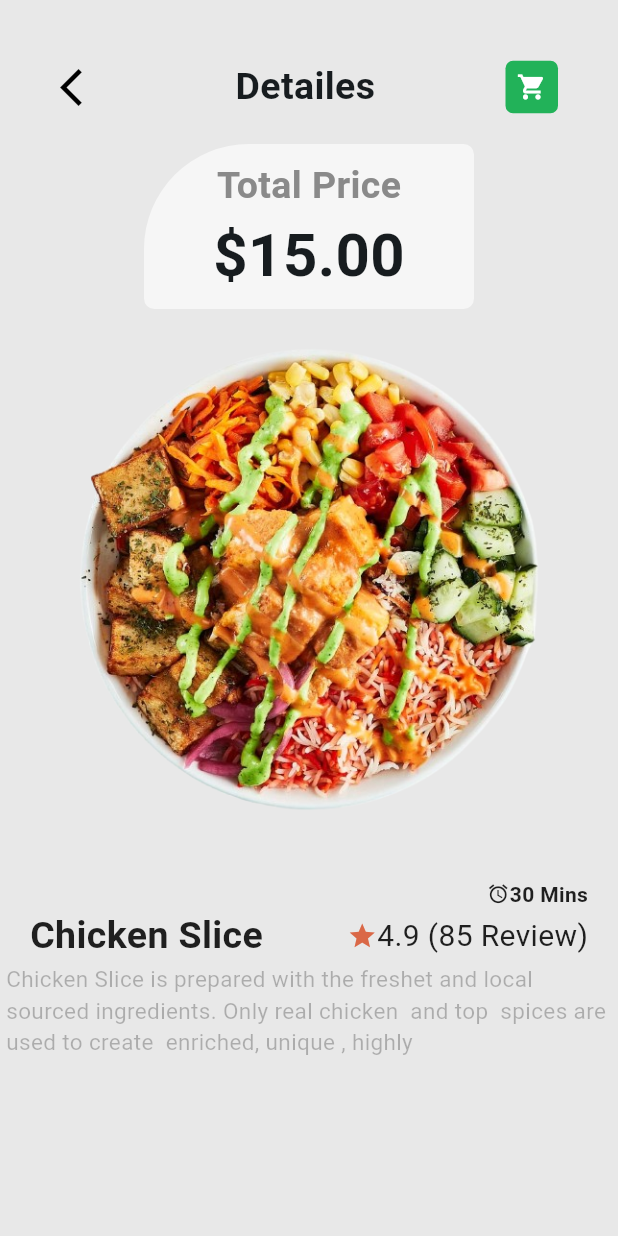
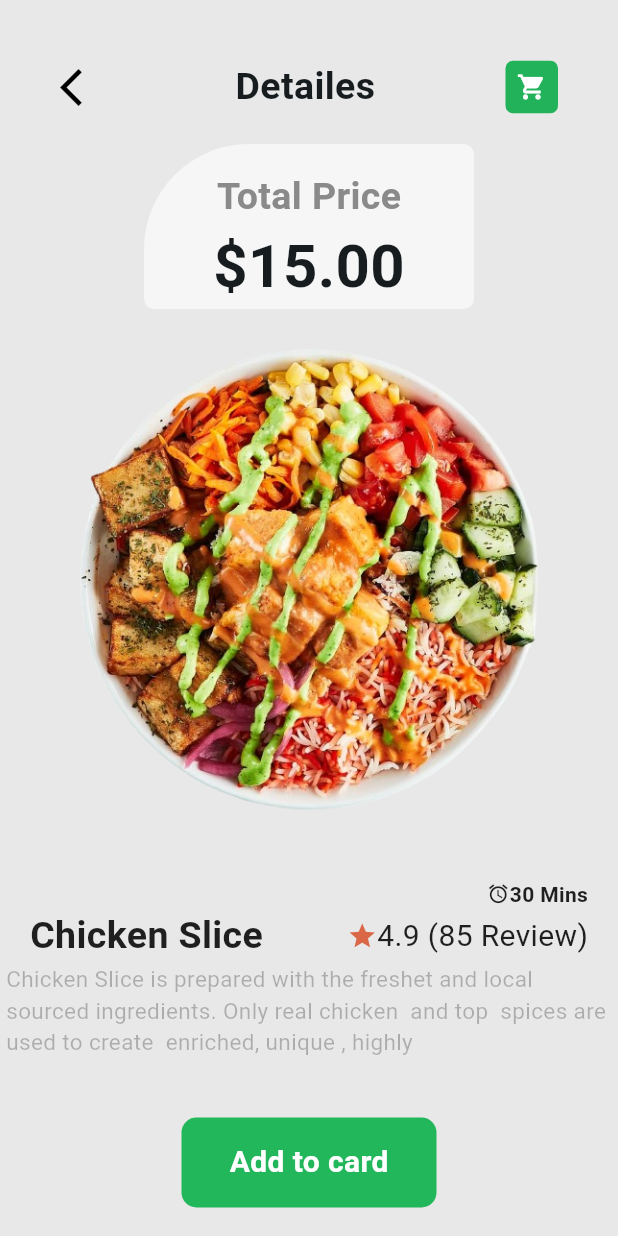
Before and after one commit to mxcore7/first_flutter, a Flutter app: the food screen opened directly, on a phone screen of 412 x 824 dp. Run offline on Flutter 3.47's test engine with Material 3 defaults, Android fonts, the light colour scheme and no system bars; Roboto replaces fonts that are missing (Arial Black).

Commit message:
maj food

```diff
--- a/lib/views/food.dart
+++ b/lib/views/food.dart
@@ -53,7 +53,7 @@ class _foodState extends State<food> {
                   ),
 
                   child: Padding(
-                    padding: const EdgeInsets.symmetric(vertical: 10),
+                    padding: const EdgeInsets.symmetric(vertical: 17),
                     child: Column(
                       children: [
                       Text("Total Price", style: TextStyle(
@@ -128,6 +128,24 @@ class _foodState extends State<food> {
                 color: Colors.black26,
                 fontSize: 15,
               ),),
+            SizedBox(height: 40,),
+            Container(
+              height: 60,
+              width: 170,
+              decoration: BoxDecoration(
+                color: Color(0xff22B75B),
+                borderRadius: BorderRadius.circular(10)
+              ),
+              child: Center(
+                child: (
+                Text("Add to card", style: TextStyle(
+                  color: Colors.white,
+                  fontSize: 20,
+                  fontWeight: FontWeight.bold,
+                ),)
+                ),
+              ),
+            )
           ],
         ),
 
```
